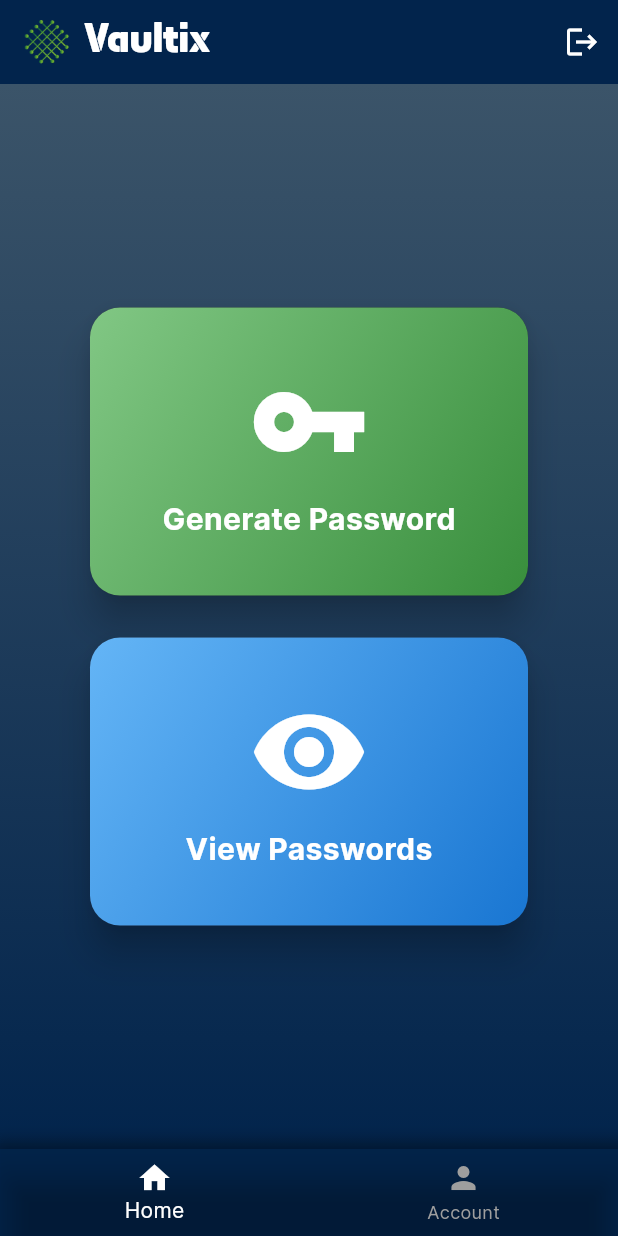
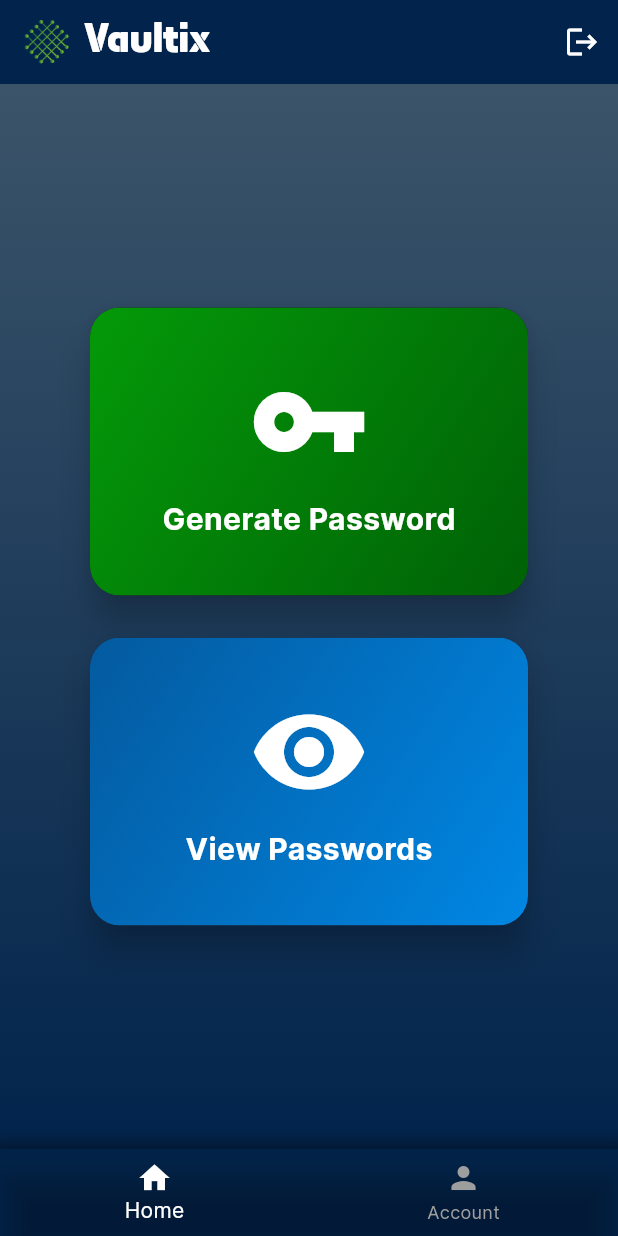
Before and after one commit to bharatsirvi/Password-Manager, a Flutter app: the screen it shows once a user with an empty profile is signed in, after a tap on "Verify", on a phone screen of 412 x 824 dp. Run offline on Flutter 3.47's test engine with Material 3 defaults, Android fonts, the phone set to English and light mode, and no system bars; our stand-ins replace cloud_firestore, firebase_auth, firebase_core, google_fonts, otp_text_field; accounts and stored records are empty.

Commit message:
style and color changed

```diff
--- a/password_manager/lib/screen/homeScreen.dart
+++ b/password_manager/lib/screen/homeScreen.dart
@@ -38,26 +38,30 @@ class HomeScreen extends StatelessWidget {
                       shape: RoundedRectangleBorder(
                         borderRadius: BorderRadius.circular(20),
                       ),
-                      child: InkWell(
-                        onTap: () {
-                          Navigator.push(
-                            context,
-                            MaterialPageRoute(
-                                builder: (context) => GeneratePasswordScreen()),
-                          );
-                        },
-                        child: Container(
+                      child: Ink(
                         decoration: BoxDecoration(
                           gradient: LinearGradient(
                             colors: [
-                                Colors.green.shade300,
-                                Colors.green.shade700
+                              const Color.fromARGB(255, 4, 154, 9),
+                              const Color.fromARGB(255, 0, 97, 6)
                             ],
                             begin: Alignment.topLeft,
                             end: Alignment.bottomRight,
                           ),
                           borderRadius: BorderRadius.circular(20),
                         ),
+                        child: InkWell(
+                          borderRadius: BorderRadius.circular(20),
+                          splashColor: Colors.white.withOpacity(0.3),
+                          onTap: () {
+                            Navigator.push(
+                              context,
+                              MaterialPageRoute(
+                                  builder: (context) =>
+                                      GeneratePasswordScreen()),
+                            );
+                          },
+                          child: Container(
                             padding: const EdgeInsets.all(24.0),
                             child: Column(
                               mainAxisSize: MainAxisSize.min,
@@ -79,6 +83,7 @@ class HomeScreen extends StatelessWidget {
                         ),
                       ),
                     ),
+                  ),
                   SizedBox(height: 20),
                   SizedBox(
                     height: 200,
@@ -88,7 +93,21 @@ class HomeScreen extends StatelessWidget {
                       shape: RoundedRectangleBorder(
                         borderRadius: BorderRadius.circular(20),
                       ),
+                      child: Ink(
+                        decoration: BoxDecoration(
+                          gradient: LinearGradient(
+                            colors: [
+                              const Color.fromARGB(255, 4, 90, 159),
+                              const Color.fromARGB(255, 0, 135, 228),
+                            ],
+                            begin: Alignment.topLeft,
+                            end: Alignment.bottomRight,
+                          ),
+                          borderRadius: BorderRadius.circular(20),
+                        ),
                         child: InkWell(
+                          borderRadius: BorderRadius.circular(20),
+                          splashColor: Colors.white.withOpacity(0.3),
                           onTap: () {
                             Navigator.push(
                               context,
@@ -97,17 +116,6 @@ class HomeScreen extends StatelessWidget {
                             );
                           },
                           child: Container(
-                          decoration: BoxDecoration(
-                            gradient: LinearGradient(
-                              colors: [
-                                Colors.blue.shade300,
-                                Colors.blue.shade700
-                              ],
-                              begin: Alignment.topLeft,
-                              end: Alignment.bottomRight,
-                            ),
-                            borderRadius: BorderRadius.circular(20),
-                          ),
                             padding: const EdgeInsets.all(24.0),
                             child: Column(
                               mainAxisSize: MainAxisSize.min,
@@ -129,6 +137,7 @@ class HomeScreen extends StatelessWidget {
                         ),
                       ),
                     ),
+                  ),
                 ],
               ),
             ),
--- a/password_manager/lib/screen/loginScreen.dart
+++ b/password_manager/lib/screen/loginScreen.dart
@@ -2,6 +2,7 @@ import 'package:flutter/material.dart';
 import 'package:otp_text_field/otp_text_field.dart';
 import 'package:otp_text_field/style.dart';
 import 'package:password_manager/routes.dart';
+import 'package:password_manager/screen/signupScreen.dart';
 import 'package:password_manager/utills/snakebar.dart';
 import '../services/auth_service.dart';
 import '../services/user_service.dart';
@@ -14,6 +15,7 @@ class LoginScreen extends StatefulWidget {
 class _LoginScreenState extends State<LoginScreen> {
   final TextEditingController phoneController = TextEditingController();
   final TextEditingController passwordController = TextEditingController();
+  final GlobalKey<FormState> _formKey = GlobalKey<FormState>();
   String verificationId = '';
   bool isOTPSent = false;
   bool isLoading = false;
@@ -24,6 +26,10 @@ class _LoginScreenState extends State<LoginScreen> {
 
   // **Step 1: Verify Phone and Password**
   void _verifyPhoneAndPassword() async {
+    if (!_formKey.currentState!.validate()) {
+      return;
+    }
+
     setState(() => isLoading = true);
 
     String phone = "+91${phoneController.text.trim()}";
@@ -85,6 +91,29 @@ class _LoginScreenState extends State<LoginScreen> {
     setState(() => isLoading = false);
   }
 
+  void _navigateToSignup() {
+    Navigator.push(
+      context,
+      PageRouteBuilder(
+        pageBuilder: (context, animation, secondaryAnimation) =>
+            RegisterScreen(),
+        transitionsBuilder: (context, animation, secondaryAnimation, child) {
+          const begin = Offset(1.0, 0.0);
+          const end = Offset.zero;
+          const curve = Curves.ease;
+
+          var tween =
+              Tween(begin: begin, end: end).chain(CurveTween(curve: curve));
+
+          return SlideTransition(
+            position: animation.drive(tween),
+            child: child,
+          );
+        },
+      ),
+    );
+  }
+
   @override
   Widget build(BuildContext context) {
     return Scaffold(
@@ -93,6 +122,8 @@ class _LoginScreenState extends State<LoginScreen> {
           SingleChildScrollView(
             child: Padding(
               padding: const EdgeInsets.all(16.0),
+              child: Form(
+                key: _formKey,
                 child: Column(
                   mainAxisAlignment: MainAxisAlignment.center,
                   crossAxisAlignment: CrossAxisAlignment.center,
@@ -102,20 +133,28 @@ class _LoginScreenState extends State<LoginScreen> {
                       'assets/images/logobig.png',
                       height: 200,
                     ),
+                    SizedBox(height: 20),
                     SizedBox(height: 50),
                     if (!isOTPSent) ...[
-                    TextField(
+                      TextFormField(
                         controller: phoneController,
                         keyboardType: TextInputType.phone,
-                      maxLength: 10,
                         decoration: InputDecoration(
                           labelText: 'Enter Mobile Number',
                           prefixText: '+91 ',
                           border: OutlineInputBorder(),
                         ),
+                        validator: (value) {
+                          if (value == null || value.isEmpty) {
+                            return 'Please enter your mobile number';
+                          } else if (!RegExp(r'^[6-9]\d{9}$').hasMatch(value)) {
+                            return 'Please enter a valid 10-digit mobile number';
+                          }
+                          return null;
+                        },
                       ),
                       SizedBox(height: 20),
-                    TextField(
+                      TextFormField(
                         controller: passwordController,
                         keyboardType: TextInputType.number,
                         maxLength: 4,
@@ -124,13 +163,19 @@ class _LoginScreenState extends State<LoginScreen> {
                           labelText: 'Enter Pin',
                           border: OutlineInputBorder(),
                         ),
+                        validator: (value) {
+                          if (value == null || value.isEmpty) {
+                            return 'Please enter your pin';
+                          }
+                          return null;
+                        },
                       ),
                       SizedBox(height: 20),
                       ElevatedButton(
                         onPressed: _verifyPhoneAndPassword,
                         style: ElevatedButton.styleFrom(
-                        padding:
-                            EdgeInsets.symmetric(horizontal: 100, vertical: 15),
+                          padding: EdgeInsets.symmetric(
+                              horizontal: 100, vertical: 15),
                           textStyle: TextStyle(fontSize: 18),
                         ),
                         child: Text('Login'),
@@ -143,9 +188,7 @@ class _LoginScreenState extends State<LoginScreen> {
                             "Don't have an account?",
                           ),
                           TextButton(
-                          onPressed: () {
-                            Navigator.pushNamed(context, AppRoutes.register);
-                          },
+                            onPressed: _navigateToSignup,
                             child: Text(
                               'Register',
                               style: TextStyle(color: Colors.green),
@@ -180,14 +223,15 @@ class _LoginScreenState extends State<LoginScreen> {
                       ElevatedButton(
                         onPressed: _verifyOTP,
                         style: ElevatedButton.styleFrom(
-                        padding:
-                            EdgeInsets.symmetric(horizontal: 50, vertical: 15),
+                          padding: EdgeInsets.symmetric(
+                              horizontal: 50, vertical: 15),
                           textStyle: TextStyle(fontSize: 18),
                         ),
                         child: Text('Verify & Login'),
                       ),
                     ],
                   ],
+                ),
               ),
             ),
           ),
--- a/password_manager/lib/screen/navigationScreen.dart
+++ b/password_manager/lib/screen/navigationScreen.dart
@@ -16,6 +16,7 @@ class _BottomNavigationState extends State<BottomNavigation> {
   final FirebaseAuth _auth = FirebaseAuth.instance;
   int _selectedIndex = 0;
   String _appBarTitle = 'Vaultix';
+  final PageController _pageController = PageController();
 
   void _logout() async {
     await _auth.signOut();
@@ -27,6 +28,11 @@ class _BottomNavigationState extends State<BottomNavigation> {
       _selectedIndex = index;
       _appBarTitle = index == 0 ? 'Vaultix' : 'Profile';
     });
+    _pageController.animateToPage(
+      index,
+      duration: Duration(milliseconds: 300),
+      curve: Curves.easeInOut,
+    );
   }
 
   void _showLogoutConfirmationDialog() {
@@ -94,7 +100,16 @@ class _BottomNavigationState extends State<BottomNavigation> {
               ],
             )
           : null, // Hide AppBar when _selectedIndex is not 0
-      body: _widgetOptions.elementAt(_selectedIndex),
+      body: PageView(
+        controller: _pageController,
+        onPageChanged: (index) {
+          setState(() {
+            _selectedIndex = index;
+            _appBarTitle = index == 0 ? 'Vaultix' : 'Profile';
+          });
+        },
+        children: _widgetOptions,
+      ),
       bottomNavigationBar: Container(
         decoration: BoxDecoration(
           color: const Color.fromARGB(255, 2, 36, 76), // Dark blue color
--- a/password_manager/lib/services/auth_service.dart
+++ b/password_manager/lib/services/auth_service.dart
@@ -1,5 +1,6 @@
 import 'package:cloud_firestore/cloud_firestore.dart';
 import 'package:firebase_auth/firebase_auth.dart';
+import 'package:password_manager/utills/snakebar.dart';
 
 enum VerificationResult {
   userNotFound,
@@ -36,7 +37,7 @@ class AuthService {
       }
       return VerificationResult.success; // Credentials are correct
     } catch (e) {
-      print("Error verifying credentials: $e");
+      print("Error verifying phone and password: $e");
       return VerificationResult.error; // Error occurred
     }
   }
@@ -62,7 +63,7 @@ class AuthService {
         codeAutoRetrievalTimeout: (String verificationId) {},
       );
     } catch (e) {
-      onError(e.toString());
+      return onError("Error sending OTP");
     }
   }
 
@@ -78,7 +79,6 @@ class AuthService {
       );
       return await _auth.signInWithCredential(credential);
     } catch (e) {
-      print("Error verifying OTP: $e");
       return null;
     }
   }
```
Also changed, not shown: password_manager/lib/screen/generatepasswordScreen.dart (+8 -9 lines), password_manager/lib/screen/signupScreen.dart (+52 -9 lines), 4 other files. Lines whose indentation alone changed are shown as unchanged.
